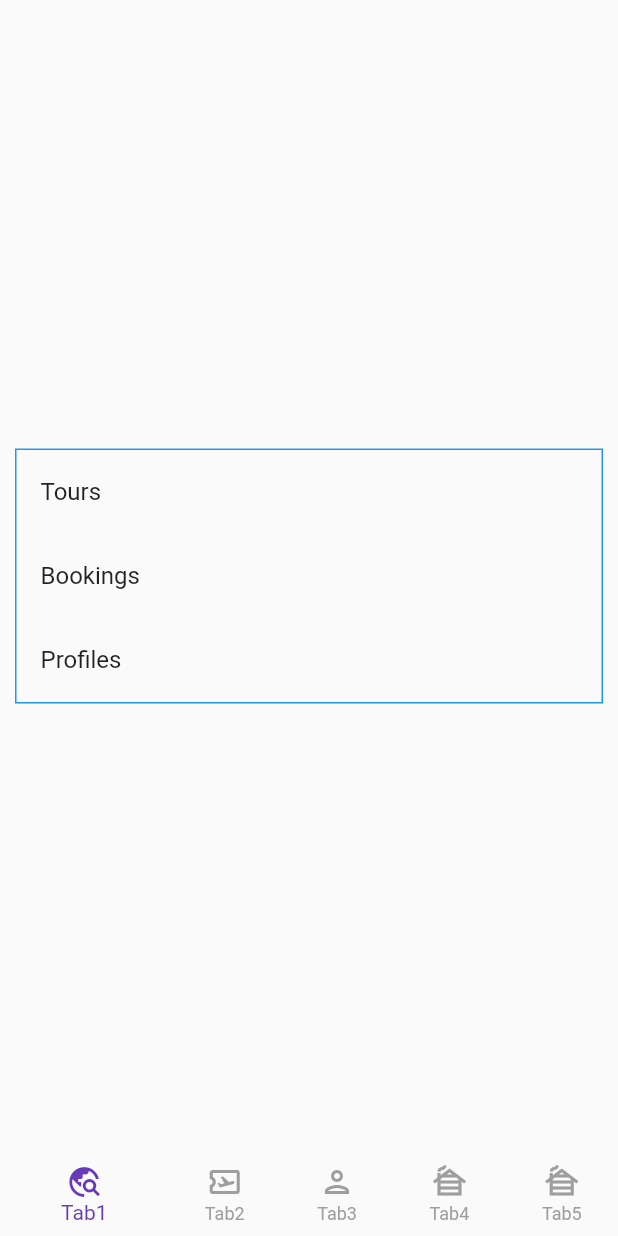
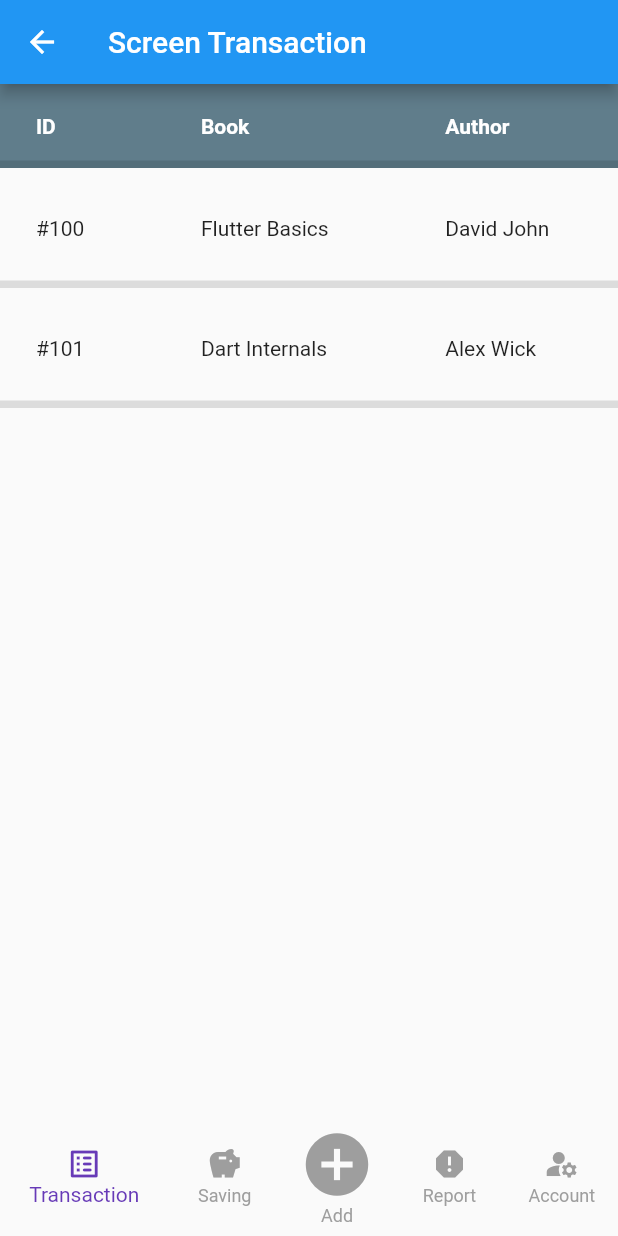
Before and after one commit to Kimsotheara/demo_form_validate_flutter, a Flutter app: the HomeBody screen opened directly, on a phone screen of 412 x 824 dp. Run offline on Flutter 3.47's test engine with Material 2 defaults, Android fonts, the phone set to English and light mode, and no system bars; our stand-ins replace google_fonts.

Commit message:
create page navigation

```diff
--- a/lib/main.dart
+++ b/lib/main.dart
@@ -1,6 +1,5 @@
 import 'package:demo_form_validation/screens/login_screen.dart';
 import 'package:flutter/material.dart';
-import 'component/app_bar.dart';
 
 void main() => runApp(const MyAppBar());
 
--- a/lib/screens/app_body.dart
+++ b/lib/screens/app_body.dart
@@ -1,4 +1,10 @@
 import 'package:flutter/material.dart';
+
+import 'navigation/account.dart';
+import 'navigation/add.dart';
+import 'navigation/report.dart';
+import 'navigation/saving.dart';
+import 'navigation/transaction.dart';
 
 class MyDefaultBody extends StatelessWidget {
   const MyDefaultBody({Key? key}) : super(key: key);
@@ -21,6 +27,13 @@ class HomeBody extends StatefulWidget {
 
 class _HomeBodyState extends State<HomeBody> {
   int selectedPageIndex = 0;
+  final List _navItems = [
+    {"screen": const Transaction(), "title": "Screen Transaction"},
+    {"screen": const Saving(), "title": "Screen Saving"},
+    {"screen": const Add(), "title": "Screen Add"},
+    {"screen": const Report(), "title": "Screen Report"},
+    {"screen": const Account(), "title": "Information"}
+  ];
 
   void _selectPage(int index) {
     setState(() {
@@ -31,20 +44,10 @@ class _HomeBodyState extends State<HomeBody> {
   @override
   Widget build(BuildContext context) {
     return Scaffold(
-      body: Center(
-        child: Container(
-          margin: const EdgeInsets.all(10),
-          decoration: BoxDecoration(border: Border.all(color: Colors.blue)),
-          child: ListView(
-            shrinkWrap: true,
-            children: const <Widget>[
-              ListTile(title: Text('Tours')),
-              ListTile(title: Text('Bookings')),
-              ListTile(title: Text('Profiles')),
-            ],
-          ),
-        ),
+      appBar: AppBar(
+        title: Text(_navItems[selectedPageIndex]["title"]),
       ),
+      body: _navItems[selectedPageIndex]["screen"],
       bottomNavigationBar: BottomNavigationBar(
         elevation: 0,
         selectedItemColor: Colors.deepPurple,
@@ -56,33 +59,33 @@ class _HomeBodyState extends State<HomeBody> {
         items: [
           BottomNavigationBarItem(
             icon: selectedPageIndex == 0
-                ? const Icon(Icons.travel_explore)
-                : const Icon(Icons.travel_explore_outlined),
-            label: 'Tab1',
+                ? const Icon(Icons.list_alt_rounded)
+                : const Icon(Icons.list_alt_rounded),
+            label: 'Transaction',
           ),
           BottomNavigationBarItem(
             icon: selectedPageIndex == 1
-                ? const Icon(Icons.airplane_ticket)
-                : const Icon(Icons.airplane_ticket_outlined),
-            label: 'Tab2',
+                ? const Icon(Icons.savings)
+                : const Icon(Icons.savings),
+            label: 'Saving',
           ),
           BottomNavigationBarItem(
             icon: selectedPageIndex == 3
-                ? const Icon(Icons.person)
-                : const Icon(Icons.person_outlined),
-            label: 'Tab3',
+                ? const Icon(Icons.add_circle, size: 50.0,)
+                : const Icon(Icons.add_circle, size: 50.0,),
+            label: 'Add',
           ),
           BottomNavigationBarItem(
             icon: selectedPageIndex == 4
-                ? const Icon(Icons.access_alarm)
-                : const Icon(Icons.cabin),
-            label: 'Tab4',
+                ? const Icon(Icons.report)
+                : const Icon(Icons.report),
+            label: 'Report',
           ),
           BottomNavigationBarItem(
               icon: selectedPageIndex == 5
-                  ? const Icon(Icons.cable_sharp)
-                  : const Icon(Icons.cabin),
-              label: 'Tab5')
+                  ? const Icon(Icons.manage_accounts_sharp)
+                  : const Icon(Icons.manage_accounts_sharp),
+              label: 'Account')
         ],
       ),
     );
--- /dev/null
+++ b/lib/screens/navigation/add.dart
@@ -0,0 +1,12 @@
+import 'package:flutter/material.dart';
+
+class Add extends StatelessWidget {
+  const Add({Key? key}) : super(key: key);
+
+  @override
+  Widget build(BuildContext context) {
+    return const Center(
+        child: Text('Add Page', style: TextStyle(fontSize: 30),)
+    );
+  }
+}
--- /dev/null
+++ b/lib/screens/navigation/report.dart
@@ -0,0 +1,53 @@
+import 'package:flutter/material.dart';
+
+class Report extends StatelessWidget {
+  const Report({Key? key}) : super(key: key);
+
+  @override
+  Widget build(BuildContext context) {
+    return Scaffold(
+        body: ListView(
+      children: [_reportLists()],
+    ));
+  }
+
+  DataTable _reportLists() {
+    return DataTable(
+      columns: _createColumns(),
+      rows: _createRows(),
+      dividerThickness: 5,
+      dataRowHeight: 80,
+      showBottomBorder: true,
+      headingTextStyle:
+          const TextStyle(fontWeight: FontWeight.bold, color: Colors.white),
+      headingRowColor:
+          MaterialStateProperty.resolveWith((states) => Colors.blueGrey),
+    );
+  }
+
+  List<DataColumn> _createColumns() {
+    return [
+      const DataColumn(label: Text('ID')),
+      const DataColumn(label: Text('Book')),
+      const DataColumn(label: Text('Author')),
+      const DataColumn(label: Text('Report'))
+    ];
+  }
+
+  List<DataRow> _createRows() {
+    return [
+      const DataRow(cells: [
+        DataCell(Text('#100')),
+        DataCell(Text('Flutter Basics')),
+        DataCell(Text('Flutter Basics')),
+        DataCell(Text('David John'))
+      ]),
+      const DataRow(cells: [
+        DataCell(Text('#101')),
+        DataCell(Text('Dart Internals')),
+        DataCell(Text('Dart Internals')),
+        DataCell(Text('Alex Wick'))
+      ])
+    ];
+  }
+}
--- /dev/null
+++ b/lib/screens/navigation/saving.dart
@@ -0,0 +1,12 @@
+import 'package:flutter/material.dart';
+
+class Saving extends StatelessWidget {
+  const Saving({Key? key}) : super(key: key);
+
+  @override
+  Widget build(BuildContext context) {
+    return const Center(
+        child: Text('Saving Page', style: TextStyle(fontSize: 30),)
+    );
+  }
+}
--- /dev/null
+++ b/lib/screens/navigation/transaction.dart
@@ -0,0 +1,50 @@
+import 'package:flutter/material.dart';
+
+class Transaction extends StatelessWidget {
+  const Transaction({Key? key}) : super(key: key);
+
+  @override
+  Widget build(BuildContext context) {
+    return Scaffold(
+        body: ListView(
+      children: [_transactionLists()],
+    ));
+  }
+
+  DataTable _transactionLists() {
+    return DataTable(
+      columns: _createColumns(),
+      rows: _createRows(),
+      dividerThickness: 5,
+      dataRowHeight: 80,
+      showBottomBorder: true,
+      headingTextStyle:
+          const TextStyle(fontWeight: FontWeight.bold, color: Colors.white),
+      headingRowColor:
+          MaterialStateProperty.resolveWith((states) => Colors.blueGrey),
+    );
+  }
+
+  List<DataColumn> _createColumns() {
+    return [
+      const DataColumn(label: Text('ID')),
+      const DataColumn(label: Text('Book')),
+      const DataColumn(label: Text('Author'))
+    ];
+  }
+
+  List<DataRow> _createRows() {
+    return [
+      const DataRow(cells: [
+        DataCell(Text('#100')),
+        DataCell(Text('Flutter Basics')),
+        DataCell(Text('David John'))
+      ]),
+      const DataRow(cells: [
+        DataCell(Text('#101')),
+        DataCell(Text('Dart Internals')),
+        DataCell(Text('Alex Wick'))
+      ])
+    ];
+  }
+}
```
Also changed, not shown: lib/screens/navigation/account.dart (added, +145 -0 lines).
